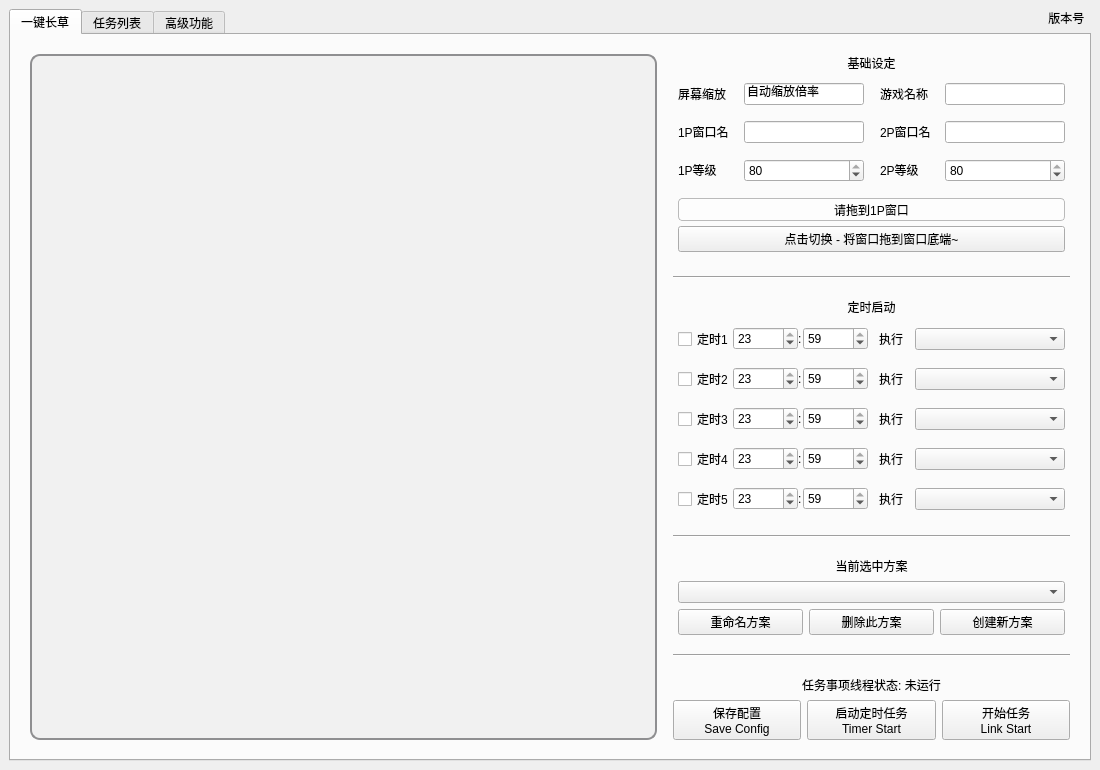
Qt form resource/ui/FAA_3.0.ui (StareAbyss/FoodsVsMiceAutoAssistant) before a commit.
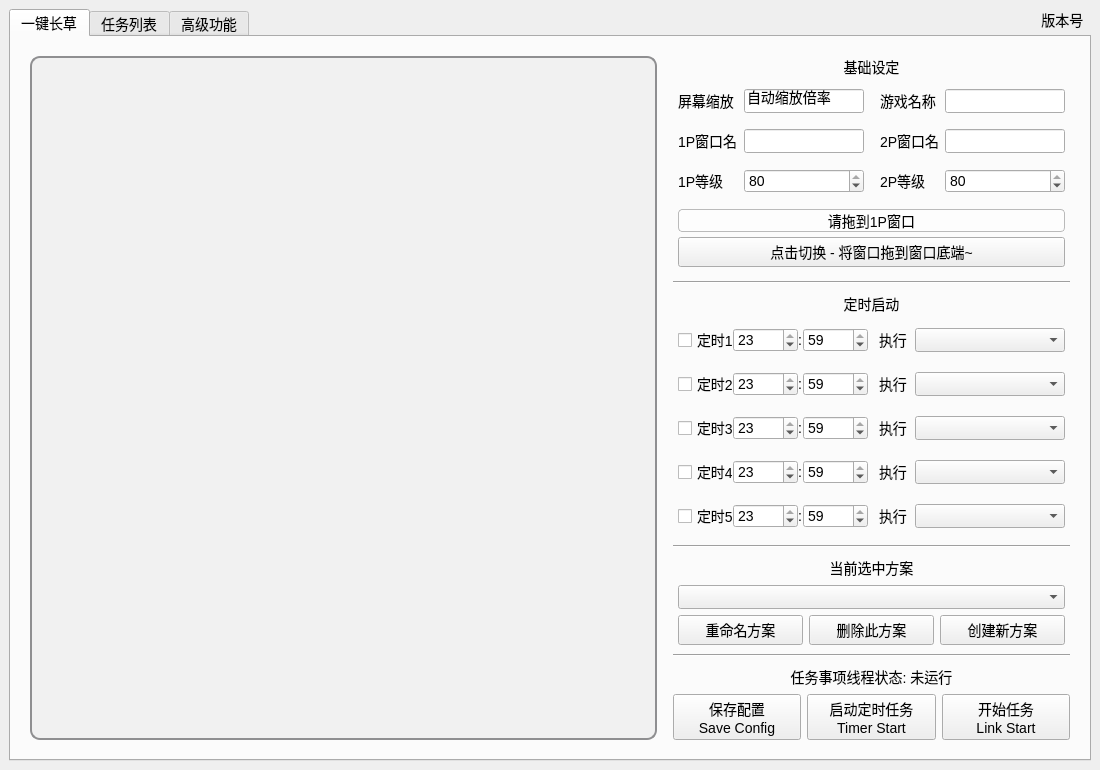
The same form after that commit. Icons and pictures are not drawn. Custom widgets are drawn as their Qt base class.

Commit message: 1.5.0 beta3 暂定两种字体

The edit to the form file:
```diff
--- a/resource/ui/FAA_3.0.ui
+++ b/resource/ui/FAA_3.0.ui
@@ -67,7 +67,10 @@
     </size>
    </property>
    <property name="styleSheet">
-    <string notr="true">*{font: 11pt &quot;Smiley Sans Oblique&quot;;
+    <string notr="true">*
+{
+	font-family: 'Inconsolata Black', 'OPPOSans B', sans-serif;
+	font-size:14px
 }</string>
    </property>
    <layout class="QVBoxLayout" name="verticalLayout_7">
```
Left out of the diff: 1 changed line with no effect on the pictures. The commit also changes 1 other file.
